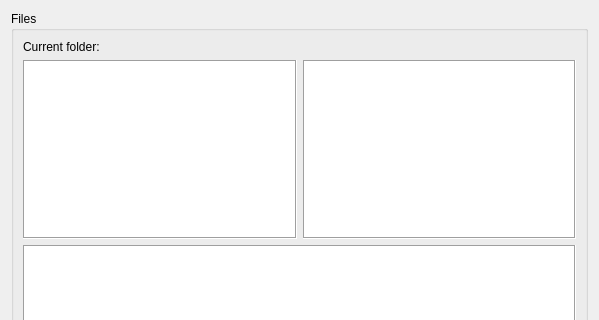
Before: the Qt Designer form rc/FileBrowserDialog.ui in Preagonal/TilesEditor, drawn with Qt 5; both pictures show x 0 to 599 and y 0 to 320 of the 599 by 476 pixel window.
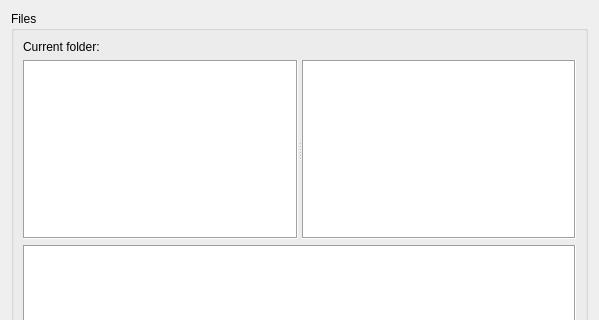
After: the same form once the commit is applied.

What changed in the file:
```diff
--- a/rc/FileBrowserDialog.ui
+++ b/rc/FileBrowserDialog.ui
@@ -20,7 +20,18 @@
       <string>Files</string>
      </property>
      <layout class="QGridLayout" name="gridLayout_2">
-      <item row="1" column="1">
+      <item row="1" column="0">
+       <layout class="QVBoxLayout" name="verticalLayout">
+        <item>
+         <widget class="QSplitter" name="splitter">
+          <property name="orientation">
+           <enum>Qt::Horizontal</enum>
+          </property>
+          <widget class="QTreeView" name="directoryView">
+           <property name="frameShape">
+            <enum>QFrame::Box</enum>
+           </property>
+          </widget>
        <widget class="QTreeView" name="fileView">
         <property name="frameShape">
          <enum>QFrame::Box</enum>
@@ -32,8 +43,9 @@
          <bool>true</bool>
         </property>
        </widget>
-      </item>
-      <item row="2" column="0" colspan="2">
+         </widget>
+        </item>
+        <item>
        <widget class="QTextEdit" name="textOutput">
         <property name="frameShape">
          <enum>QFrame::Box</enum>
@@ -43,12 +55,7 @@
         </property>
        </widget>
       </item>
-      <item row="1" column="0">
-       <widget class="QTreeView" name="directoryView">
-        <property name="frameShape">
-         <enum>QFrame::Box</enum>
-        </property>
-       </widget>
+       </layout>
       </item>
       <item row="0" column="0">
        <widget class="QLabel" name="currentFolderLabel">
```
Lines whose indentation alone changed are shown as unchanged.
